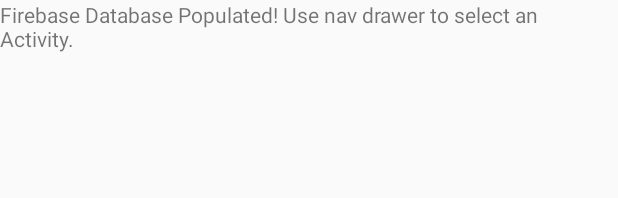
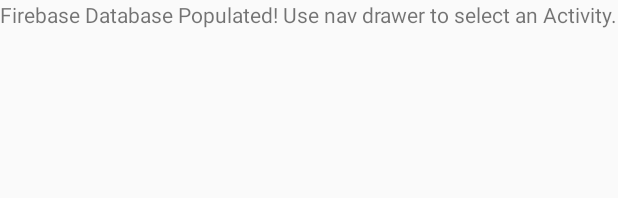
Before and after one commit to rgreen88/FirebaseNotJPMC, an Android app: the layout dummy_layout.xml on its own in the app's theme, with its tools: preview values and no code run, on a phone screen of 412 x 824 dp. Shown: the top 198 px of the screen. Run offline under Robolectric (Android 15) with nearby library versions, the phone set to English and light mode, and no system bars.

Commit message:
used a dummy textview from FirebaseDbModel to try setText. Pulled out decrypted string successfully. Can't understand why it wont work in other activities

```diff
--- a/app/src/main/java/com/example/ryne/jpmclookalikemvp/view/TransactionsActivity.java
+++ b/app/src/main/java/com/example/ryne/jpmclookalikemvp/view/TransactionsActivity.java
@@ -37,8 +37,6 @@ import javax.crypto.NoSuchPaddingException;
 
 public class TransactionsActivity extends BaseActivity {
 
-    //TODO: rv adapter containing a separate card view setup for TransactionActivity
-
     //TextViews
     TextView mGreeting, mCheckingAccount, mCurrentDate, mCurrency, mPayBills;
 
@@ -56,7 +54,7 @@ public class TransactionsActivity extends BaseActivity {
     //creating CheckingAccountAdapter variable called mAdapter
     TransactionsAdapter mAdapter;
 
-    //creating RecyclerView variable called mWeatherList
+    //creating RecyclerView variable
     private RecyclerView mCheckingAccountList;
 
     private static final int NUM_LIST_ITEMS = 50;
@@ -130,7 +128,7 @@ public class TransactionsActivity extends BaseActivity {
             public void onDataChange(DataSnapshot dataSnapshot) {
                 String customerName = dataSnapshot.getValue(String.class);
                 try {
-                    customerName = cipherHandler.decrypt(customerName, masterKey.getPrivate());
+                    customerName = cipherHandler.decrypt(customerName, masterKey.getPrivate()); //System error as warning
                 } catch (InvalidKeyException e) {
                     e.printStackTrace();
                 } catch (BadPaddingException e) {
--- a/app/src/main/res/layout/dummy_layout.xml
+++ b/app/src/main/res/layout/dummy_layout.xml
@@ -6,11 +6,11 @@
     android:layout_height="match_parent">
 
     <TextView
-        android:layout_width="368dp"
-        android:layout_height="576dp"
+        android:id="@+id/tv_test_db_data"
+        android:layout_width="match_parent"
+        android:layout_height="wrap_content"
         android:text="@string/populate_fb_db"
         tools:layout_editor_absoluteX="8dp"
         tools:layout_editor_absoluteY="8dp" />
 
-
 </LinearLayout>
```
Also changed, not shown: app/src/main/java/com/example/ryne/jpmclookalikemvp/model/FirebaseDbModel.java (+7 -0 lines).
